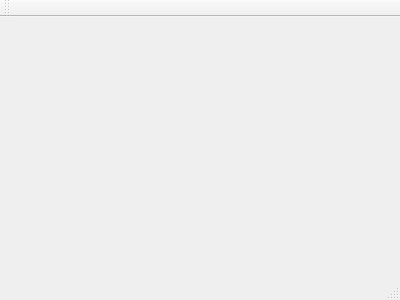
Before: the Qt Designer form BDD/mainwindow.ui in ivan-ristovic/BDD, drawn with Qt 5.
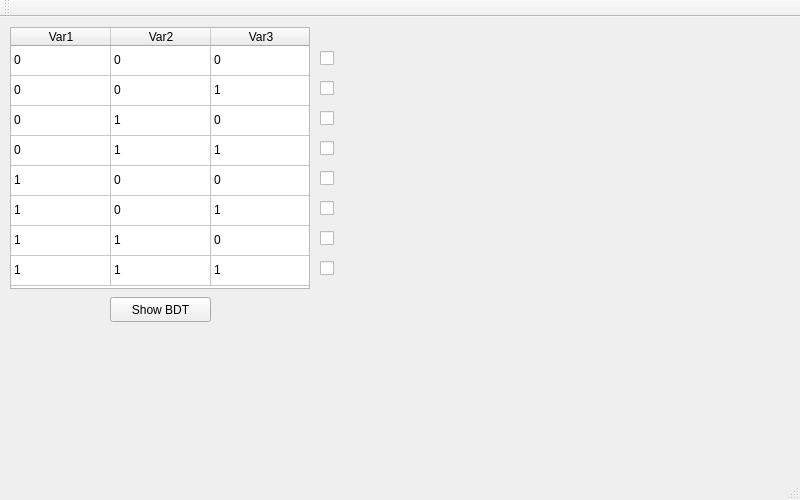
After: the same form once the commit is applied. Icons and pictures are not drawn.

Commit message: [App] Native GUI

Patch:
```diff
--- a/BDD/mainwindow.ui
+++ b/BDD/mainwindow.ui
@@ -6,8 +6,8 @@
    <rect>
     <x>0</x>
     <y>0</y>
-    <width>400</width>
-    <height>300</height>
+    <width>800</width>
+    <height>500</height>
    </rect>
   </property>
   <property name="windowTitle">
@@ -17,7 +17,338 @@
    <iconset>
     <normaloff>icon.png</normaloff>icon.png</iconset>
   </property>
-  <widget class="QWidget" name="centralWidget"/>
+  <widget class="QWidget" name="centralWidget">
+   <widget class="QPushButton" name="pushButton">
+    <property name="geometry">
+     <rect>
+      <x>110</x>
+      <y>280</y>
+      <width>101</width>
+      <height>25</height>
+     </rect>
+    </property>
+    <property name="text">
+     <string>Show BDT</string>
+    </property>
+   </widget>
+   <widget class="QTableWidget" name="tableWidget">
+    <property name="enabled">
+     <bool>true</bool>
+    </property>
+    <property name="geometry">
+     <rect>
+      <x>10</x>
+      <y>10</y>
+      <width>300</width>
+      <height>262</height>
+     </rect>
+    </property>
+    <property name="verticalScrollBarPolicy">
+     <enum>Qt::ScrollBarAlwaysOff</enum>
+    </property>
+    <property name="horizontalScrollBarPolicy">
+     <enum>Qt::ScrollBarAlwaysOff</enum>
+    </property>
+    <property name="autoScroll">
+     <bool>false</bool>
+    </property>
+    <property name="selectionMode">
+     <enum>QAbstractItemView::NoSelection</enum>
+    </property>
+    <attribute name="verticalHeaderVisible">
+     <bool>false</bool>
+    </attribute>
+    <row>
+     <property name="text">
+      <string>New Row</string>
+     </property>
+    </row>
+    <row>
+     <property name="text">
+      <string>New Row</string>
+     </property>
+    </row>
+    <row>
+     <property name="text">
+      <string>New Row</string>
+     </property>
+    </row>
+    <row>
+     <property name="text">
+      <string>New Row</string>
+     </property>
+    </row>
+    <row>
+     <property name="text">
+      <string>New Row</string>
+     </property>
+    </row>
+    <row>
+     <property name="text">
+      <string>New Row</string>
+     </property>
+    </row>
+    <row>
+     <property name="text">
+      <string>New Row</string>
+     </property>
+    </row>
+    <row>
+     <property name="text">
+      <string>New Row</string>
+     </property>
+    </row>
+    <column>
+     <property name="text">
+      <string>Var1</string>
+     </property>
+    </column>
+    <column>
+     <property name="text">
+      <string>Var2</string>
+     </property>
+    </column>
+    <column>
+     <property name="text">
+      <string>Var3</string>
+     </property>
+    </column>
+    <item row="0" column="0">
+     <property name="text">
+      <string>0</string>
+     </property>
+    </item>
+    <item row="0" column="1">
+     <property name="text">
+      <string>0</string>
+     </property>
+    </item>
+    <item row="0" column="2">
+     <property name="text">
+      <string>0</string>
+     </property>
+    </item>
+    <item row="1" column="0">
+     <property name="text">
+      <string>0</string>
+     </property>
+    </item>
+    <item row="1" column="1">
+     <property name="text">
+      <string>0</string>
+     </property>
+    </item>
+    <item row="1" column="2">
+     <property name="text">
+      <string>1</string>
+     </property>
+    </item>
+    <item row="2" column="0">
+     <property name="text">
+      <string>0</string>
+     </property>
+    </item>
+    <item row="2" column="1">
+     <property name="text">
+      <string>1</string>
+     </property>
+    </item>
+    <item row="2" column="2">
+     <property name="text">
+      <string>0</string>
+     </property>
+    </item>
+    <item row="3" column="0">
+     <property name="text">
+      <string>0</string>
+     </property>
+    </item>
+    <item row="3" column="1">
+     <property name="text">
+      <string>1</string>
+     </property>
+    </item>
+    <item row="3" column="2">
+     <property name="text">
+      <string>1</string>
+     </property>
+    </item>
+    <item row="4" column="0">
+     <property name="text">
+      <string>1</string>
+     </property>
+    </item>
+    <item row="4" column="1">
+     <property name="text">
+      <string>0</string>
+     </property>
+    </item>
+    <item row="4" column="2">
+     <property name="text">
+      <string>0</string>
+     </property>
+    </item>
+    <item row="5" column="0">
+     <property name="text">
+      <string>1</string>
+     </property>
+    </item>
+    <item row="5" column="1">
+     <property name="text">
+      <string>0</string>
+     </property>
+    </item>
+    <item row="5" column="2">
+     <property name="text">
+      <string>1</string>
+     </property>
+    </item>
+    <item row="6" column="0">
+     <property name="text">
+      <string>1</string>
+     </property>
+    </item>
+    <item row="6" column="1">
+     <property name="text">
+      <string>1</string>
+     </property>
+    </item>
+    <item row="6" column="2">
+     <property name="text">
+      <string>0</string>
+     </property>
+    </item>
+    <item row="7" column="0">
+     <property name="text">
+      <string>1</string>
+     </property>
+    </item>
+    <item row="7" column="1">
+     <property name="text">
+      <string>1</string>
+     </property>
+    </item>
+    <item row="7" column="2">
+     <property name="text">
+      <string>1</string>
+     </property>
+    </item>
+   </widget>
+   <widget class="QCheckBox" name="cbV1">
+    <property name="geometry">
+     <rect>
+      <x>320</x>
+      <y>30</y>
+      <width>92</width>
+      <height>23</height>
+     </rect>
+    </property>
+    <property name="text">
+     <string/>
+    </property>
+   </widget>
+   <widget class="QCheckBox" name="cbV2">
+    <property name="geometry">
+     <rect>
+      <x>320</x>
+      <y>60</y>
+      <width>92</width>
+      <height>23</height>
+     </rect>
+    </property>
+    <property name="text">
+     <string/>
+    </property>
+   </widget>
+   <widget class="QCheckBox" name="cbV3">
+    <property name="geometry">
+     <rect>
+      <x>320</x>
+      <y>90</y>
+      <width>92</width>
+      <height>23</height>
+     </rect>
+    </property>
+    <property name="text">
+     <string/>
+    </property>
+   </widget>
+   <widget class="QCheckBox" name="cbV4">
+    <property name="geometry">
+     <rect>
+      <x>320</x>
+      <y>120</y>
+      <width>92</width>
+      <height>23</height>
+     </rect>
+    </property>
+    <property name="text">
+     <string/>
+    </property>
+   </widget>
+   <widget class="QCheckBox" name="cbV5">
+    <property name="geometry">
+     <rect>
+      <x>320</x>
+      <y>150</y>
+      <width>92</width>
+      <height>23</height>
+     </rect>
+    </property>
+    <property name="text">
+     <string/>
+    </property>
+   </widget>
+   <widget class="QCheckBox" name="cbV7">
+    <property name="geometry">
+     <rect>
+      <x>320</x>
+      <y>210</y>
+      <width>92</width>
+      <height>23</height>
+     </rect>
+    </property>
+    <property name="text">
+     <string/>
+    </property>
+   </widget>
+   <widget class="QCheckBox" name="cbV8">
+    <property name="geometry">
+     <rect>
+      <x>320</x>
+      <y>240</y>
+      <width>92</width>
+      <height>23</height>
+     </rect>
+    </property>
+    <property name="text">
+     <string/>
+    </property>
+   </widget>
+   <widget class="QCheckBox" name="cbV6">
+    <property name="geometry">
+     <rect>
+      <x>320</x>
+      <y>180</y>
+      <width>92</width>
+      <height>23</height>
+     </rect>
+    </property>
+    <property name="text">
+     <string/>
+    </property>
+   </widget>
+   <widget class="QWidget" name="widget" native="true">
+    <property name="geometry">
+     <rect>
+      <x>360</x>
+      <y>10</y>
+      <width>431</width>
+      <height>441</height>
+     </rect>
+    </property>
+   </widget>
+  </widget>
   <widget class="QMenuBar" name="menuBar">
    <property name="geometry">
     <rect>
```
Left out of the diff: 4 changed lines with no effect on the pictures. The commit also changes 4 other files.
